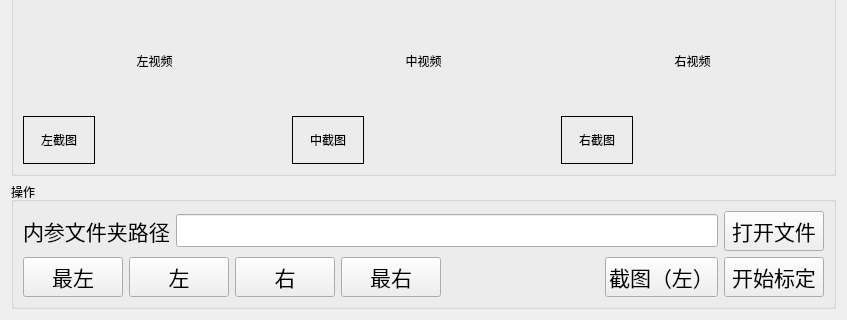
Before: the Qt Designer form ui/tab_internal_calibration.ui in huangqi2002/CameraCalibration, drawn with Qt 5; both pictures show x 0 to 847 and y 195 to 515 of the 847 by 515 pixel window.
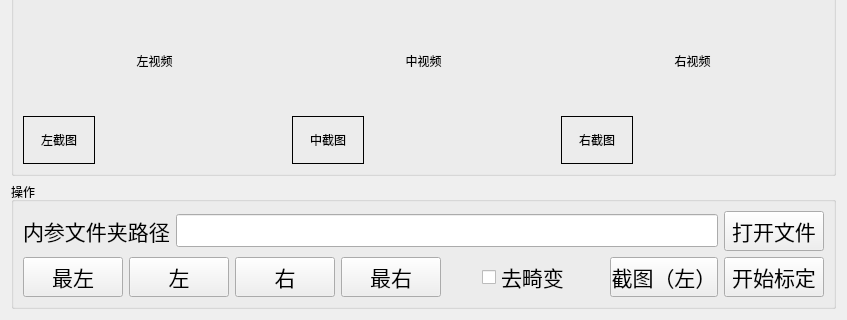
After: the same form once the commit is applied.

Patch:
```diff
--- a/ui/tab_internal_calibration.ui
+++ b/ui/tab_internal_calibration.ui
@@ -564,6 +564,31 @@
           </property>
          </spacer>
         </item>
+        <item>
+         <widget class="QCheckBox" name="undistorted_checkBox">
+          <property name="font">
+           <font>
+            <pointsize>16</pointsize>
+           </font>
+          </property>
+          <property name="text">
+           <string>去畸变</string>
+          </property>
+         </widget>
+        </item>
+        <item>
+         <spacer name="horizontalSpacer_3">
+          <property name="orientation">
+           <enum>Qt::Horizontal</enum>
+          </property>
+          <property name="sizeHint" stdset="0">
+           <size>
+            <width>40</width>
+            <height>20</height>
+           </size>
+          </property>
+         </spacer>
+        </item>
         <item>
          <widget class="QPushButton" name="pushButton_screenshot">
           <property name="minimumSize">
```
